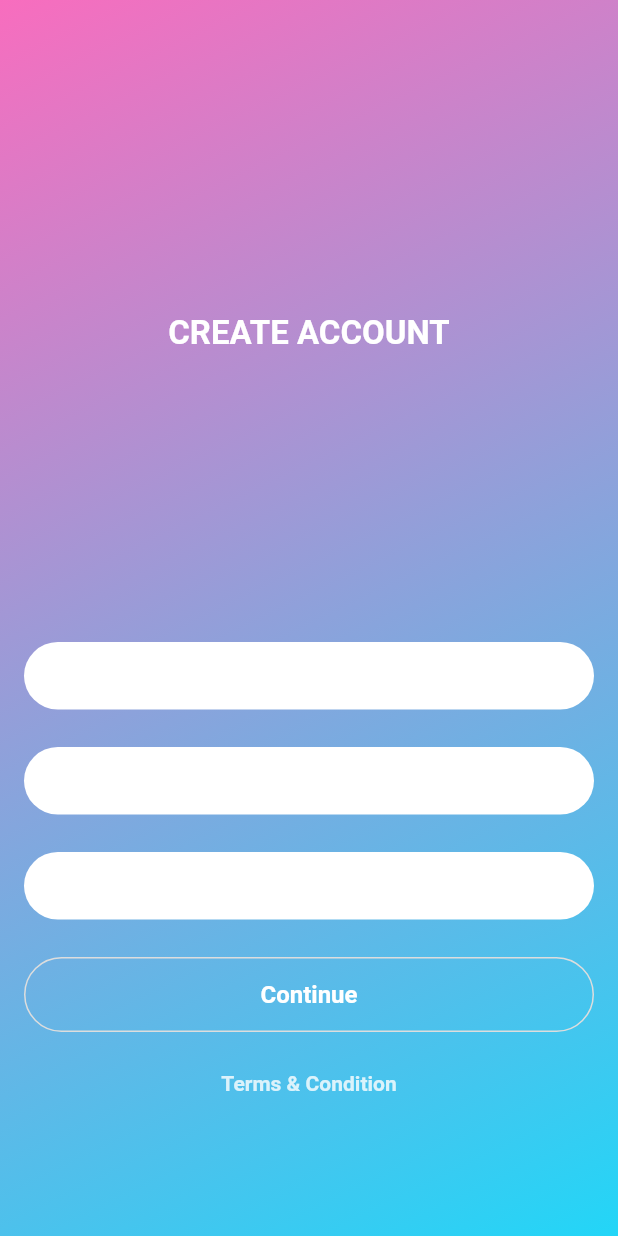
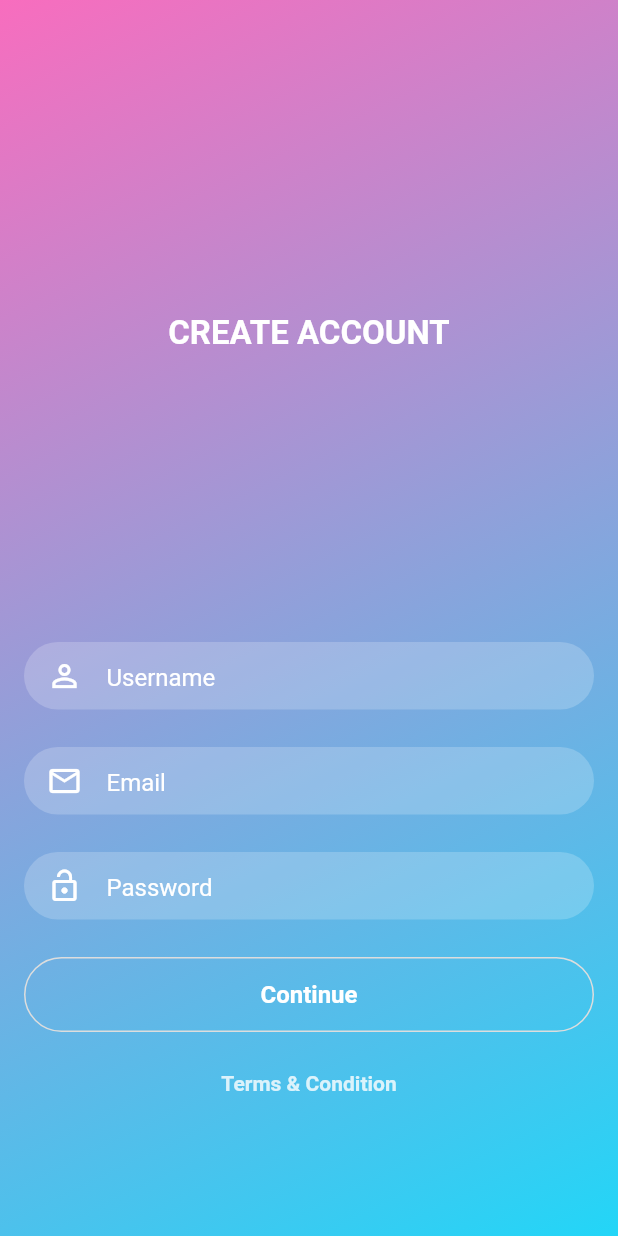
Before and after one commit to NikAgs/Mahalo-Me, a Flutter app: the SignUpScreen screen opened by its route, on a phone screen of 412 x 824 dp. Run offline on Flutter 3.47's test engine with Material 2 defaults, Android fonts, the phone set to English and light mode, and no system bars.

Commit message:
UI Reload screen

```diff
--- a/mahalo_me/lib/components/Buttons/roundedButton.dart
+++ b/mahalo_me/lib/components/Buttons/roundedButton.dart
@@ -9,6 +9,7 @@ class RoundedButton extends StatelessWidget {
   final double bottomMargin;
   final double borderWidth;
   final Color buttonColor;
+  final double borderRadius;
 
   final TextStyle textStyle = const TextStyle(
       color: const Color(0XFFFFFFFF),
@@ -23,7 +24,8 @@ class RoundedButton extends StatelessWidget {
       this.bottomMargin,
       this.borderWidth,
       this.width,
-      this.buttonColor});
+      this.buttonColor,
+      this.borderRadius});
 
   @override
   Widget build(BuildContext context) {
@@ -37,7 +39,8 @@ class RoundedButton extends StatelessWidget {
           alignment: FractionalOffset.center,
           decoration: new BoxDecoration(
               color: buttonColor,
-              borderRadius: new BorderRadius.all(const Radius.circular(30.0)),
+              borderRadius:
+                  new BorderRadius.all(new Radius.circular(borderRadius)),
               border: new Border.all(
                   color: const Color.fromRGBO(221, 221, 221, 1.0),
                   width: borderWidth)),
@@ -54,7 +57,8 @@ class RoundedButton extends StatelessWidget {
           alignment: FractionalOffset.center,
           decoration: new BoxDecoration(
             color: buttonColor,
-            borderRadius: new BorderRadius.all(const Radius.circular(30.0)),
+            borderRadius:
+                new BorderRadius.all(new Radius.circular(borderRadius)),
           ),
           child: new Text(buttonName, style: textStyle),
         ),
--- /dev/null
+++ b/mahalo_me/lib/global.dart
@@ -0,0 +1,3 @@
+import "package:flutter/material.dart";
+
+final GlobalKey<ScaffoldState> scaffoldKey = new GlobalKey<ScaffoldState>();
--- a/mahalo_me/lib/screens/Home/receive.dart
+++ b/mahalo_me/lib/screens/Home/receive.dart
@@ -7,8 +7,8 @@ class ReceiveMoney extends StatelessWidget {
         child: new Column(
       mainAxisAlignment: MainAxisAlignment.center,
       children: <Widget>[
-        new Image(image: new ExactAssetImage("assets/logo.png"), width: 175.0),   //TODO: reference a sample QR code image
-        new SizedBox(height: 45.0),
+        new Image(image: new ExactAssetImage("assets/qrcode.png"), width: 175.0),
+        new SizedBox(height: 75.0),
         Text("MahaloMe ID",
             style: new TextStyle(fontSize: 18.0, color: Colors.grey)),
         new SizedBox(height: 5.0),
--- a/mahalo_me/lib/screens/Home/send.dart
+++ b/mahalo_me/lib/screens/Home/send.dart
@@ -12,8 +12,8 @@ class _SendMoneyState extends State<SendMoney> {
             mainAxisAlignment: MainAxisAlignment.spaceEvenly,
             children: <Widget>[
           new Container(
-              width: 250.0,
-              height: 250.0,
+              width: 200.0,
+              height: 200.0,
               child: new RaisedButton(
                   onPressed: () {
                     print("trynna take a pic?");
--- a/mahalo_me/lib/screens/Login/index.dart
+++ b/mahalo_me/lib/screens/Login/index.dart
@@ -113,7 +113,7 @@ class LoginScreenState extends State<LoginScreen> {
                                   obscureText: false,
                                   textInputType: TextInputType.text,
                                   textStyle: textStyle,
-                                  textFieldColor: const Color.fromRGBO(255, 255, 255, 0.1),
+                                  textFieldColor: const Color.fromRGBO(255, 255, 255, 0.2),
                                   icon: Icons.mail_outline,
                                   iconColor: Colors.white,
                                   bottomMargin: 25.0,
@@ -126,7 +126,7 @@ class LoginScreenState extends State<LoginScreen> {
                                   obscureText: true,
                                   textInputType: TextInputType.text,
                                   textStyle: textStyle,
-                                  textFieldColor: const Color.fromRGBO(255, 255, 255, 0.1),
+                                  textFieldColor: const Color.fromRGBO(255, 255, 255, 0.2),
                                   icon: Icons.lock_open,
                                   iconColor: Colors.white,
                                   bottomMargin: 30.0,
@@ -143,6 +143,7 @@ class LoginScreenState extends State<LoginScreen> {
                                 bottomMargin: 10.0,
                                 borderWidth: 0.0,
                                 buttonColor: Theme.ThemeColors.purple,
+                                borderRadius: 30.0
                               ),
                             ],
                           ),
--- a/mahalo_me/lib/screens/SignUp/index.dart
+++ b/mahalo_me/lib/screens/SignUp/index.dart
@@ -100,7 +100,8 @@ class SignUpScreenState extends State<SignUpScreen> {
                                 obscureText: false,
                                 textInputType: TextInputType.text,
                                 textStyle: Theme.textStyle,
-                                textFieldColor: Colors.white,
+                                textFieldColor:
+                                    const Color.fromRGBO(255, 255, 255, 0.2),
                                 icon: Icons.person_outline,
                                 iconColor: Colors.white,
                                 bottomMargin: 25.0,
@@ -114,7 +115,8 @@ class SignUpScreenState extends State<SignUpScreen> {
                                   obscureText: false,
                                   textInputType: TextInputType.emailAddress,
                                   textStyle: Theme.textStyle,
-                                  textFieldColor: Colors.white,
+                                  textFieldColor:
+                                      const Color.fromRGBO(255, 255, 255, 0.2),
                                   icon: Icons.mail_outline,
                                   iconColor: Colors.white,
                                   bottomMargin: 25.0,
@@ -127,7 +129,8 @@ class SignUpScreenState extends State<SignUpScreen> {
                                   obscureText: true,
                                   textInputType: TextInputType.text,
                                   textStyle: Theme.textStyle,
-                                  textFieldColor: Colors.white,
+                                  textFieldColor:
+                                      const Color.fromRGBO(255, 255, 255, 0.2),
                                   icon: Icons.lock_open,
                                   iconColor: Colors.white,
                                   bottomMargin: 25.0,
@@ -137,12 +140,14 @@ class SignUpScreenState extends State<SignUpScreen> {
                                     newUser.password = password;
                                   }),
                               new RoundedButton(
-                                  buttonName: "Continue",
-                                  onTap: _handleSubmitted,
-                                  width: screenSize.width,
-                                  height: 50.0,
-                                  bottomMargin: 10.0,
-                                  borderWidth: 1.0)
+                                buttonName: "Continue",
+                                onTap: _handleSubmitted,
+                                width: screenSize.width,
+                                height: 50.0,
+                                bottomMargin: 10.0,
+                                borderWidth: 1.0,
+                                borderRadius: 30.0,
+                              )
                             ],
                           )),
                       new TextButton(
--- a/mahalo_me/lib/theme/style.dart
+++ b/mahalo_me/lib/theme/style.dart
@@ -1,8 +1,7 @@
 import 'package:flutter/material.dart';
 
-ThemeData loginTheme = new ThemeData(
-  hintColor: Colors.white,
-);
+ThemeData loginTheme =
+    new ThemeData(hintColor: Colors.white, cursorColor: Colors.white);
 
 ThemeData homeTheme = new ThemeData(
     primaryIconTheme: new IconThemeData(color: Colors.white),
--- a/mahalo_me/pubspec.yaml
+++ b/mahalo_me/pubspec.yaml
@@ -46,6 +46,7 @@ flutter:
 
   assets:
     - assets/logo.png
+    - assets/qrcode.png
   # An image asset can refer to one or more resolution-specific "variants", see
   # https://flutter.io/assets-and-images/#resolution-aware.
 
```
Also changed, not shown: mahalo_me/lib/components/Buttons/formSelection.dart (added, +44 -0 lines), mahalo_me/lib/screens/Home/index.dart (+6 -5 lines), mahalo_me/lib/screens/Home/reload.dart (added, +114 -0 lines), mahalo_me/assets/qrcode.png (added), mahalo_me/lib/components/TextFields/inputField.dart (line endings or trailing spaces).
